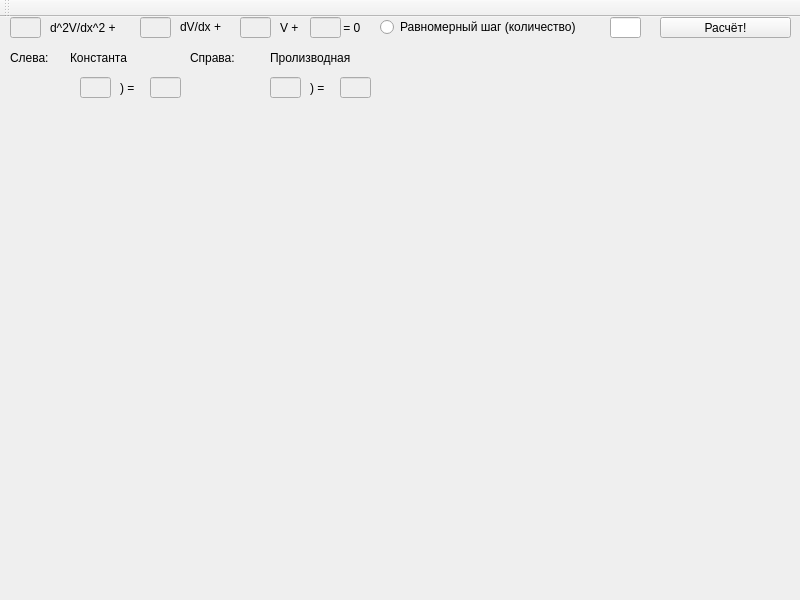
Above: mkewindow.ui from artem1996/TrudonoshinLab2 before the change. Below: the same form after it.
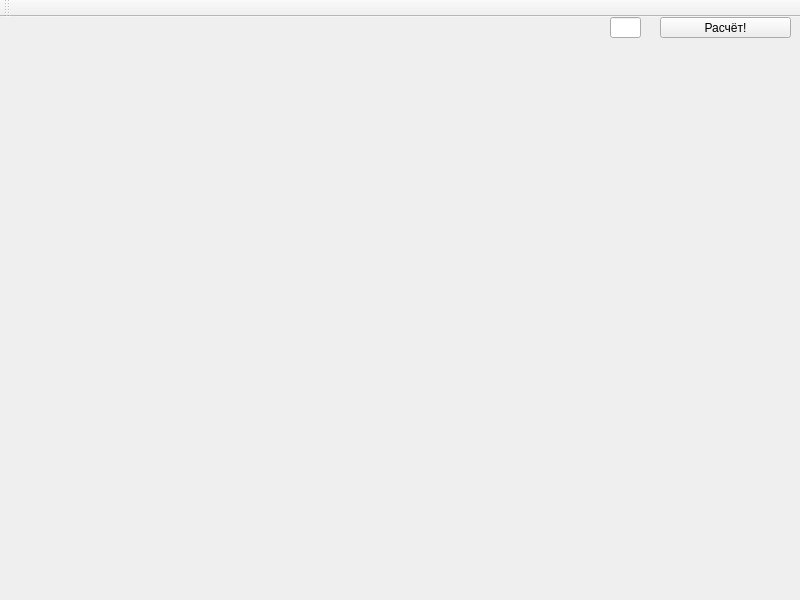
That is the form after the change.

Commit message: removing unwanted ui

The edit to the form file:
```diff
--- a/mkewindow.ui
+++ b/mkewindow.ui
@@ -27,243 +27,6 @@
      <string>Расчёт!</string>
     </property>
    </widget>
-   <widget class="QLineEdit" name="V2">
-    <property name="enabled">
-     <bool>false</bool>
-    </property>
-    <property name="geometry">
-     <rect>
-      <x>10</x>
-      <y>0</y>
-      <width>31</width>
-      <height>21</height>
-     </rect>
-    </property>
-   </widget>
-   <widget class="QLineEdit" name="V1">
-    <property name="enabled">
-     <bool>false</bool>
-    </property>
-    <property name="geometry">
-     <rect>
-      <x>140</x>
-      <y>0</y>
-      <width>31</width>
-      <height>21</height>
-     </rect>
-    </property>
-   </widget>
-   <widget class="QLineEdit" name="V0">
-    <property name="enabled">
-     <bool>false</bool>
-    </property>
-    <property name="geometry">
-     <rect>
-      <x>240</x>
-      <y>0</y>
-      <width>31</width>
-      <height>21</height>
-     </rect>
-    </property>
-   </widget>
-   <widget class="QLineEdit" name="Constant">
-    <property name="enabled">
-     <bool>false</bool>
-    </property>
-    <property name="geometry">
-     <rect>
-      <x>310</x>
-      <y>0</y>
-      <width>31</width>
-      <height>21</height>
-     </rect>
-    </property>
-   </widget>
-   <widget class="QLabel" name="labelV2">
-    <property name="geometry">
-     <rect>
-      <x>50</x>
-      <y>0</y>
-      <width>91</width>
-      <height>21</height>
-     </rect>
-    </property>
-    <property name="text">
-     <string>d^2V/dx^2 + </string>
-    </property>
-   </widget>
-   <widget class="QLabel" name="labelV1">
-    <property name="geometry">
-     <rect>
-      <x>180</x>
-      <y>0</y>
-      <width>59</width>
-      <height>20</height>
-     </rect>
-    </property>
-    <property name="text">
-     <string>dV/dx + </string>
-    </property>
-   </widget>
-   <widget class="QLabel" name="labelV0">
-    <property name="geometry">
-     <rect>
-      <x>280</x>
-      <y>0</y>
-      <width>21</width>
-      <height>21</height>
-     </rect>
-    </property>
-    <property name="text">
-     <string>V + </string>
-    </property>
-   </widget>
-   <widget class="QLabel" name="labelNull">
-    <property name="geometry">
-     <rect>
-      <x>340</x>
-      <y>0</y>
-      <width>31</width>
-      <height>21</height>
-     </rect>
-    </property>
-    <property name="text">
-     <string> = 0</string>
-    </property>
-   </widget>
-   <widget class="QLabel" name="labelV2_2">
-    <property name="geometry">
-     <rect>
-      <x>10</x>
-      <y>30</y>
-      <width>51</width>
-      <height>21</height>
-     </rect>
-    </property>
-    <property name="text">
-     <string>Слева:</string>
-    </property>
-   </widget>
-   <widget class="QLabel" name="labelV2_3">
-    <property name="geometry">
-     <rect>
-      <x>190</x>
-      <y>30</y>
-      <width>51</width>
-      <height>21</height>
-     </rect>
-    </property>
-    <property name="text">
-     <string>Справа:</string>
-    </property>
-   </widget>
-   <widget class="QLineEdit" name="leftEnd">
-    <property name="enabled">
-     <bool>false</bool>
-    </property>
-    <property name="geometry">
-     <rect>
-      <x>80</x>
-      <y>60</y>
-      <width>31</width>
-      <height>21</height>
-     </rect>
-    </property>
-   </widget>
-   <widget class="QLineEdit" name="leftValue">
-    <property name="enabled">
-     <bool>false</bool>
-    </property>
-    <property name="geometry">
-     <rect>
-      <x>150</x>
-      <y>60</y>
-      <width>31</width>
-      <height>21</height>
-     </rect>
-    </property>
-    <property name="text">
-     <string/>
-    </property>
-   </widget>
-   <widget class="QLineEdit" name="rightEnd">
-    <property name="enabled">
-     <bool>false</bool>
-    </property>
-    <property name="geometry">
-     <rect>
-      <x>270</x>
-      <y>60</y>
-      <width>31</width>
-      <height>21</height>
-     </rect>
-    </property>
-   </widget>
-   <widget class="QLineEdit" name="rightValue">
-    <property name="enabled">
-     <bool>false</bool>
-    </property>
-    <property name="geometry">
-     <rect>
-      <x>340</x>
-      <y>60</y>
-      <width>31</width>
-      <height>21</height>
-     </rect>
-    </property>
-   </widget>
-   <widget class="QLabel" name="BLEq">
-    <property name="geometry">
-     <rect>
-      <x>10</x>
-      <y>60</y>
-      <width>71</width>
-      <height>21</height>
-     </rect>
-    </property>
-    <property name="text">
-     <string/>
-    </property>
-   </widget>
-   <widget class="QLabel" name="BLBr">
-    <property name="geometry">
-     <rect>
-      <x>120</x>
-      <y>60</y>
-      <width>31</width>
-      <height>21</height>
-     </rect>
-    </property>
-    <property name="text">
-     <string>) = </string>
-    </property>
-   </widget>
-   <widget class="QLabel" name="BREq">
-    <property name="geometry">
-     <rect>
-      <x>200</x>
-      <y>60</y>
-      <width>71</width>
-      <height>21</height>
-     </rect>
-    </property>
-    <property name="text">
-     <string/>
-    </property>
-   </widget>
-   <widget class="QLabel" name="BRBr">
-    <property name="geometry">
-     <rect>
-      <x>310</x>
-      <y>60</y>
-      <width>31</width>
-      <height>21</height>
-     </rect>
-    </property>
-    <property name="text">
-     <string>) = </string>
-    </property>
-   </widget>
    <widget class="QLineEdit" name="evenStepsNum">
     <property name="geometry">
      <rect>
@@ -278,52 +41,13 @@
     <property name="geometry">
      <rect>
       <x>0</x>
-      <y>120</y>
+      <y>30</y>
       <width>801</width>
-      <height>441</height>
+      <height>531</height>
      </rect>
     </property>
     <layout class="QGridLayout" name="gridLayout"/>
    </widget>
-   <widget class="QRadioButton" name="evenStepRadio">
-    <property name="geometry">
-     <rect>
-      <x>380</x>
-      <y>0</y>
-      <width>221</width>
-      <height>20</height>
-     </rect>
-    </property>
-    <property name="text">
-     <string>Равномерный шаг (количество)</string>
-    </property>
-   </widget>
-   <widget class="QLabel" name="label">
-    <property name="geometry">
-     <rect>
-      <x>70</x>
-      <y>30</y>
-      <width>61</width>
-      <height>21</height>
-     </rect>
-    </property>
-    <property name="text">
-     <string>Константа</string>
-    </property>
-   </widget>
-   <widget class="QLabel" name="label_2">
-    <property name="geometry">
-     <rect>
-      <x>270</x>
-      <y>30</y>
-      <width>91</width>
-      <height>21</height>
-     </rect>
-    </property>
-    <property name="text">
-     <string>Пролизводная</string>
-    </property>
-   </widget>
   </widget>
   <widget class="QMenuBar" name="menuBar">
    <property name="geometry">
```
The commit also changes 1 other file.
